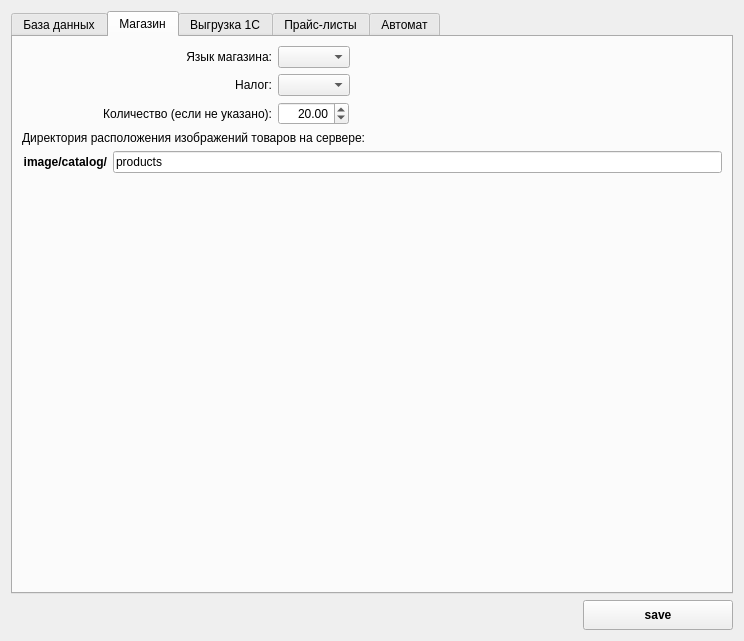
Qt form ocMeridia/pref.ui (Skyrim78/ocMeridia) before a commit.
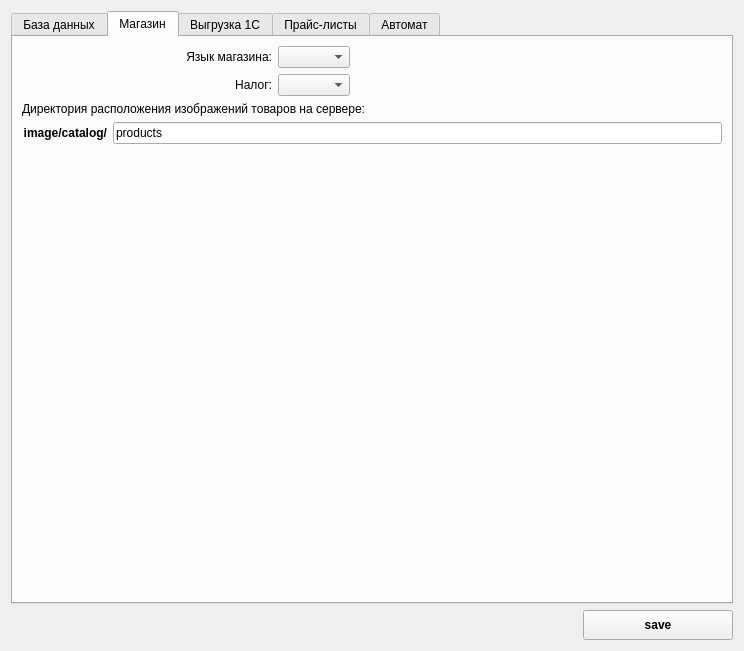
The same form after that commit. The open tabs and pages were chosen to show the change.

Patch:
```diff
--- a/ocMeridia/pref.ui
+++ b/ocMeridia/pref.ui
@@ -7,7 +7,7 @@
     <x>0</x>
     <y>0</y>
     <width>744</width>
-    <height>641</height>
+    <height>651</height>
    </rect>
   </property>
   <property name="font">
@@ -563,61 +563,6 @@
           </layout>
          </item>
          <item row="2" column="0">
-          <layout class="QHBoxLayout" name="horizontalLayout_17">
-           <item>
-            <widget class="QLabel" name="label_19">
-             <property name="minimumSize">
-              <size>
-               <width>250</width>
-               <height>0</height>
-              </size>
-             </property>
-             <property name="maximumSize">
-              <size>
-               <width>250</width>
-               <height>16777215</height>
-              </size>
-             </property>
-             <property name="text">
-              <string>Количество (если не указано):</string>
-             </property>
-             <property name="alignment">
-              <set>Qt::AlignRight|Qt::AlignTrailing|Qt::AlignVCenter</set>
-             </property>
-            </widget>
-           </item>
-           <item>
-            <widget class="QDoubleSpinBox" name="doubleSpinBox_sB_quan_2">
-             <property name="alignment">
-              <set>Qt::AlignRight|Qt::AlignTrailing|Qt::AlignVCenter</set>
-             </property>
-             <property name="accelerated">
-              <bool>true</bool>
-             </property>
-             <property name="maximum">
-              <double>9999.989999999999782</double>
-             </property>
-             <property name="value">
-              <double>20.000000000000000</double>
-             </property>
-            </widget>
-           </item>
-           <item>
-            <spacer name="horizontalSpacer_16">
-             <property name="orientation">
-              <enum>Qt::Horizontal</enum>
-             </property>
-             <property name="sizeHint" stdset="0">
-              <size>
-               <width>40</width>
-               <height>20</height>
-              </size>
-             </property>
-            </spacer>
-           </item>
-          </layout>
-         </item>
-         <item row="3" column="0">
           <layout class="QHBoxLayout" name="horizontalLayout_19">
            <item>
             <widget class="QLabel" name="label_21">
@@ -631,7 +576,7 @@
            </item>
           </layout>
          </item>
-         <item row="4" column="0">
+         <item row="3" column="0">
           <layout class="QHBoxLayout" name="horizontalLayout_20">
            <item>
             <widget class="QLabel" name="label_24">
@@ -658,7 +603,7 @@
            </item>
           </layout>
          </item>
-         <item row="5" column="0">
+         <item row="4" column="0">
           <spacer name="verticalSpacer_2">
            <property name="orientation">
             <enum>Qt::Vertical</enum>
```
Left out of the diff: 5 changed lines with no effect on the pictures.
